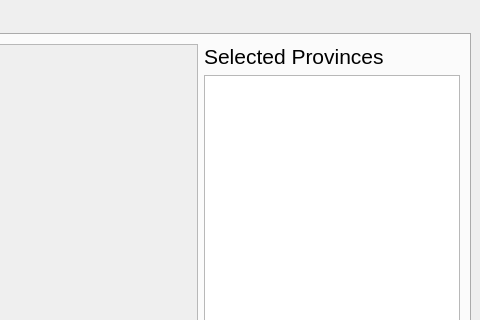
Above: ui/mainwindow.ui from KitiHey/vic2tool before the change; both pictures show x 603 to 1083 and y 0 to 320 of the 1083 by 730 pixel window. Below: the same form after it.
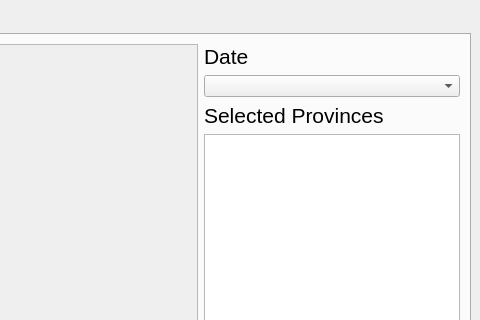
That is the form after the change. Custom widgets are drawn as their Qt base class.

Commit message: Unhardcode the date

Diff of the .ui file:
```diff
--- a/ui/mainwindow.ui
+++ b/ui/mainwindow.ui
@@ -59,6 +59,21 @@
         </item>
         <item>
          <layout class="QVBoxLayout" name="verticalLayout">
+          <item>
+           <widget class="QLabel" name="label_6">
+            <property name="font">
+             <font>
+              <pointsize>16</pointsize>
+             </font>
+            </property>
+            <property name="text">
+             <string>Date</string>
+            </property>
+           </widget>
+          </item>
+          <item>
+           <widget class="QComboBox" name="dateDropdown"/>
+          </item>
           <item>
            <widget class="QLabel" name="label">
             <property name="font">
```
The commit also changes 2 other files.
